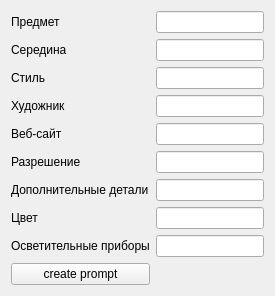
Qt form Qt/my_programm/SD_prompt/src/sd_prompt_mainbox_GUI/src/ui/sd_prompt_mainbox_GUI.ui (RinatB2017/mega_GIT) before a commit.
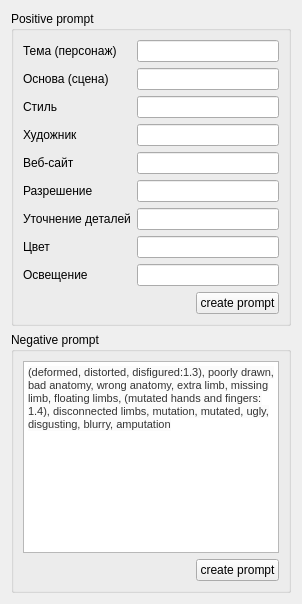
The same form after that commit.

```diff
--- a/Qt/my_programm/SD_prompt/src/sd_prompt_mainbox_GUI/src/ui/sd_prompt_mainbox_GUI.ui
+++ b/Qt/my_programm/SD_prompt/src/sd_prompt_mainbox_GUI/src/ui/sd_prompt_mainbox_GUI.ui
@@ -2,15 +2,25 @@
 <ui version="4.0">
  <class>MainBox_GUI</class>
  <widget class="QWidget" name="MainBox_GUI">
-  <property name="sizePolicy">
-   <sizepolicy hsizetype="Preferred" vsizetype="Fixed">
-    <horstretch>0</horstretch>
-    <verstretch>0</verstretch>
-   </sizepolicy>
-  </property>
   <layout class="QVBoxLayout" name="verticalLayout">
    <item>
+    <widget class="QGroupBox" name="groupBox_2">
+     <property name="title">
+      <string>Positive prompt</string>
+     </property>
+     <layout class="QVBoxLayout" name="verticalLayout_3">
+      <item>
     <layout class="QGridLayout" name="gridLayout">
+        <item row="7" column="1">
+         <widget class="QLineEdit" name="le_7"/>
+        </item>
+        <item row="5" column="0">
+         <widget class="QLabel" name="label_6">
+          <property name="text">
+           <string>Разрешение</string>
+          </property>
+         </widget>
+        </item>
      <item row="7" column="0">
       <widget class="QLabel" name="label_8">
        <property name="text">
@@ -18,63 +28,23 @@
        </property>
       </widget>
      </item>
-     <item row="1" column="1">
-      <widget class="QLineEdit" name="le_1"/>
-     </item>
-     <item row="4" column="0">
-      <widget class="QLabel" name="label_5">
-       <property name="text">
-        <string>Веб-сайт</string>
-       </property>
-      </widget>
-     </item>
      <item row="0" column="0">
       <widget class="QLabel" name="label">
        <property name="text">
-        <string>Предмет</string>
-       </property>
-      </widget>
-     </item>
-     <item row="8" column="0">
-      <widget class="QLabel" name="label_9">
-       <property name="text">
-        <string>Осветительные приборы</string>
+           <string>Тема (персонаж)</string>
        </property>
       </widget>
      </item>
      <item row="0" column="1">
       <widget class="QLineEdit" name="le_0"/>
      </item>
-     <item row="5" column="1">
-      <widget class="QLineEdit" name="le_5"/>
+        <item row="3" column="1">
+         <widget class="QLineEdit" name="le_3"/>
      </item>
      <item row="1" column="0">
       <widget class="QLabel" name="label_2">
        <property name="text">
-        <string>Середина</string>
-       </property>
-      </widget>
-     </item>
-     <item row="6" column="0">
-      <widget class="QLabel" name="label_7">
-       <property name="text">
-        <string>Дополнительные детали</string>
-       </property>
-      </widget>
-     </item>
-     <item row="2" column="1">
-      <widget class="QLineEdit" name="le_2"/>
-     </item>
-     <item row="7" column="1">
-      <widget class="QLineEdit" name="le_7"/>
-     </item>
-     <item row="4" column="1">
-      <widget class="QLineEdit" name="le_4"/>
-     </item>
-     <item row="5" column="0">
-      <widget class="QLabel" name="label_6">
-       <property name="text">
-        <string>Разрешение</string>
+           <string>Основа (сцена)</string>
        </property>
       </widget>
      </item>
@@ -85,12 +55,19 @@
        </property>
       </widget>
      </item>
-     <item row="3" column="1">
-      <widget class="QLineEdit" name="le_3"/>
+        <item row="4" column="1">
+         <widget class="QLineEdit" name="le_4"/>
      </item>
      <item row="6" column="1">
       <widget class="QLineEdit" name="le_6"/>
      </item>
+        <item row="4" column="0">
+         <widget class="QLabel" name="label_5">
+          <property name="text">
+           <string>Веб-сайт</string>
+          </property>
+         </widget>
+        </item>
      <item row="3" column="0">
       <widget class="QLabel" name="label_4">
        <property name="text">
@@ -98,12 +75,52 @@
        </property>
       </widget>
      </item>
+        <item row="5" column="1">
+         <widget class="QLineEdit" name="le_5"/>
+        </item>
      <item row="8" column="1">
       <widget class="QLineEdit" name="le_8"/>
      </item>
-     <item row="9" column="0">
-      <widget class="QPushButton" name="btn_create_prompt">
+        <item row="6" column="0">
+         <widget class="QLabel" name="label_7">
        <property name="text">
+           <string>Уточнение деталей</string>
+          </property>
+         </widget>
+        </item>
+        <item row="1" column="1">
+         <widget class="QLineEdit" name="le_1"/>
+        </item>
+        <item row="8" column="0">
+         <widget class="QLabel" name="label_9">
+          <property name="text">
+           <string>Освещение</string>
+          </property>
+         </widget>
+        </item>
+        <item row="2" column="1">
+         <widget class="QLineEdit" name="le_2"/>
+        </item>
+       </layout>
+      </item>
+      <item>
+       <layout class="QHBoxLayout" name="horizontalLayout">
+        <item>
+         <spacer name="horizontalSpacer">
+          <property name="orientation">
+           <enum>Qt::Horizontal</enum>
+          </property>
+          <property name="sizeHint" stdset="0">
+           <size>
+            <width>40</width>
+            <height>20</height>
+           </size>
+          </property>
+         </spacer>
+        </item>
+        <item>
+         <widget class="QPushButton" name="btn_create_positive_prompt">
+          <property name="text">
         <string>create prompt</string>
        </property>
       </widget>
@@ -112,6 +129,67 @@
    </item>
   </layout>
  </widget>
+   </item>
+   <item>
+    <widget class="QGroupBox" name="groupBox">
+     <property name="title">
+      <string>Negative prompt</string>
+     </property>
+     <layout class="QVBoxLayout" name="verticalLayout_2">
+      <item>
+       <widget class="QTextEdit" name="te_negative_prompt">
+        <property name="html">
+         <string>&lt;!DOCTYPE HTML PUBLIC &quot;-//W3C//DTD HTML 4.0//EN&quot; &quot;http://www.w3.org/TR/REC-html40/strict.dtd&quot;&gt;
+&lt;html&gt;&lt;head&gt;&lt;meta name=&quot;qrichtext&quot; content=&quot;1&quot; /&gt;&lt;style type=&quot;text/css&quot;&gt;
+p, li { white-space: pre-wrap; }
+&lt;/style&gt;&lt;/head&gt;&lt;body style=&quot; font-family:'MS Shell Dlg 2'; font-size:8.25pt; font-weight:400; font-style:normal;&quot;&gt;
+&lt;p style=&quot; margin-top:0px; margin-bottom:0px; margin-left:0px; margin-right:0px; -qt-block-indent:0; text-indent:0px;&quot;&gt;&lt;span style=&quot; font-family:'Montserrat','Arial','Helvetica Neue','Helvetica','sans-serif'; font-size:8pt; color:#333333; background-color:#fbfbfb;&quot;&gt;(deformed, distorted, disfigured:1.3), poorly drawn, bad anatomy, wrong anatomy, extra limb, missing limb, floating limbs, (mutated hands and fingers:1.4), disconnected limbs, mutation, mutated, ugly, disgusting, blurry, amputation&lt;/span&gt;&lt;/p&gt;&lt;/body&gt;&lt;/html&gt;</string>
+        </property>
+       </widget>
+      </item>
+      <item>
+       <layout class="QHBoxLayout" name="horizontalLayout_2">
+        <item>
+         <spacer name="horizontalSpacer_2">
+          <property name="orientation">
+           <enum>Qt::Horizontal</enum>
+          </property>
+          <property name="sizeHint" stdset="0">
+           <size>
+            <width>40</width>
+            <height>20</height>
+           </size>
+          </property>
+         </spacer>
+        </item>
+        <item>
+         <widget class="QPushButton" name="btn_create_negative_prompt">
+          <property name="text">
+           <string>create prompt</string>
+          </property>
+         </widget>
+        </item>
+       </layout>
+      </item>
+     </layout>
+    </widget>
+   </item>
+  </layout>
+ </widget>
+ <tabstops>
+  <tabstop>le_0</tabstop>
+  <tabstop>le_1</tabstop>
+  <tabstop>le_2</tabstop>
+  <tabstop>le_3</tabstop>
+  <tabstop>le_4</tabstop>
+  <tabstop>le_5</tabstop>
+  <tabstop>le_6</tabstop>
+  <tabstop>le_7</tabstop>
+  <tabstop>le_8</tabstop>
+  <tabstop>btn_create_positive_prompt</tabstop>
+  <tabstop>te_negative_prompt</tabstop>
+  <tabstop>btn_create_negative_prompt</tabstop>
+ </tabstops>
  <resources/>
  <connections/>
 </ui>
```
Lines whose indentation alone changed are shown as unchanged.
